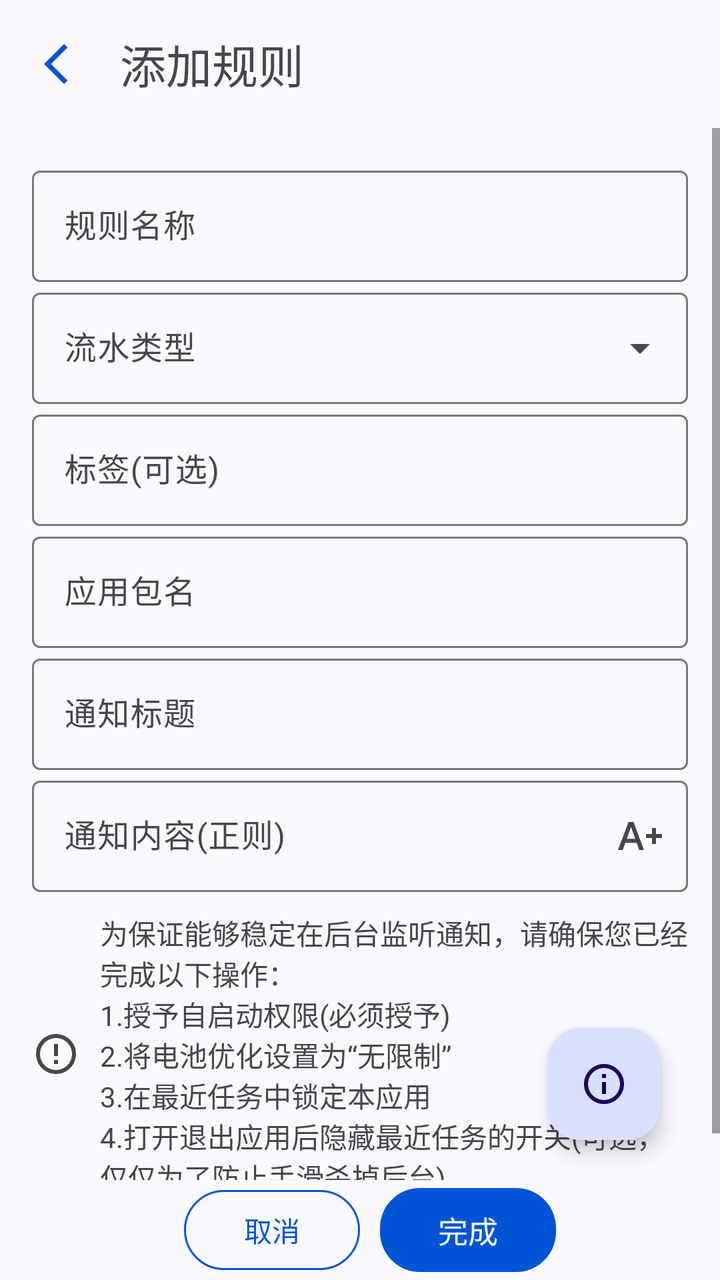
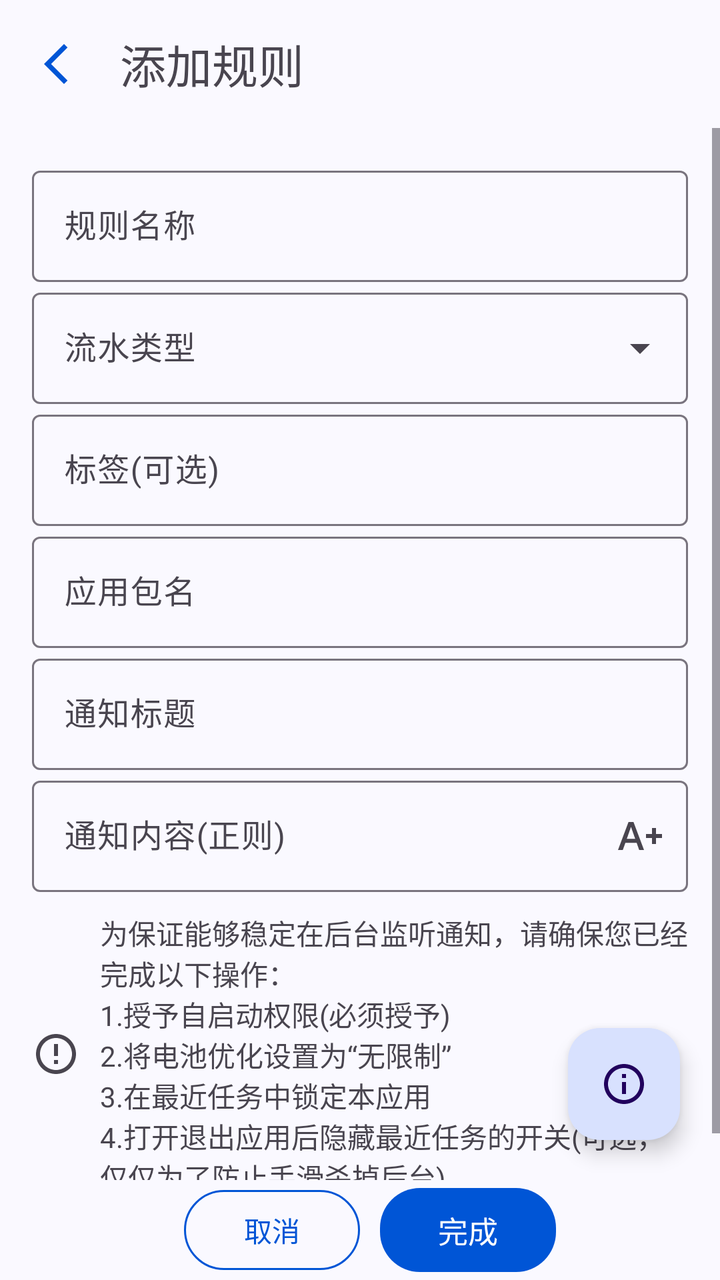

Two renders of the same Android screen: before a commit and after it. Below are the layout's source before the change and the commit's diff.
<!-- AndroidManifest.xml: application theme Theme.ManagerAssistant.Static -->
<!-- res/layout/activity_rule_add_modify.xml -->
<androidx.constraintlayout.widget.ConstraintLayout xmlns:android="http://schemas.android.com/apk/res/android"
    xmlns:app="http://schemas.android.com/apk/res-auto"
    xmlns:tools="http://schemas.android.com/tools"
    style="@style/CommonPageStyle"
    android:layout_width="match_parent"
    android:layout_height="match_parent"
    android:orientation="vertical"
    tools:context=".ui.pages.bookkeeping.notification_analysis.rule_edit.RuleAddModifyActivity">

    <com.google.android.material.appbar.MaterialToolbar
        android:id="@+id/toolbar"
        android:layout_width="match_parent"
        android:layout_height="?attr/actionBarSize"
        app:layout_constraintEnd_toEndOf="parent"
        app:layout_constraintStart_toStartOf="parent"
        app:layout_constraintTop_toTopOf="parent"
        app:navigationIcon="@drawable/baseline_arrow_back_ios_new_24"
        app:title="@string/add_rule" />

    <com.google.android.material.floatingactionbutton.FloatingActionButton
        android:id="@+id/input_instruction_btn"
        style="@style/AddFloatingActionBtnStyle"
        android:layout_width="wrap_content"
        android:layout_height="wrap_content"
        android:layout_marginEnd="30dp"
        android:contentDescription="@string/show_rule_input_instruction"
        android:src="@drawable/outline_info_24"
        app:layout_constraintBottom_toTopOf="@id/btn_card_view"
        app:layout_constraintEnd_toEndOf="parent" />

    <ScrollView
        android:id="@+id/scroll_view"
        android:layout_width="match_parent"
        android:layout_height="0dp"
        app:layout_constraintBottom_toTopOf="@id/btn_card_view"
        app:layout_constraintTop_toBottomOf="@id/toolbar">

        <LinearLayout
            android:layout_width="match_parent"
            android:layout_height="wrap_content"
            android:orientation="vertical"
            android:padding="16sp">

            <com.google.android.material.textfield.TextInputLayout
                android:id="@+id/rule_name_layout"
                android:layout_width="match_parent"
                android:layout_height="wrap_content"
                app:endIconDrawable="@drawable/baseline_clear_24"
                app:endIconMode="clear_text">

                <com.google.android.material.textfield.TextInputEditText
                    android:id="@+id/rule_name_input"
                    style="@style/UserInputEditTextStyle"
                    android:layout_width="match_parent"
                    android:layout_height="match_parent"
                    android:hint="@string/rule_name" />
            </com.google.android.material.textfield.TextInputLayout>

            <com.google.android.material.textfield.TextInputLayout
                style="@style/Widget.Material3.TextInputLayout.OutlinedBox.ExposedDropdownMenu"
                android:layout_width="match_parent"
                android:layout_height="wrap_content">

                <com.google.android.material.textfield.MaterialAutoCompleteTextView
                    android:id="@+id/type_input"
                    android:layout_width="match_parent"
                    android:layout_height="match_parent"
                    android:hint="@string/running_account_type"
                    android:inputType="none" />
            </com.google.android.material.textfield.TextInputLayout>

            <com.google.android.material.textfield.TextInputLayout
                android:layout_width="match_parent"
                android:layout_height="wrap_content">

                <com.google.android.material.textfield.TextInputEditText
                    android:id="@+id/tag_name_input"
                    style="@style/ClickableEditTextStyle"
                    android:layout_width="match_parent"
                    android:layout_height="match_parent"
                    android:hint="@string/tag_optional" />
            </com.google.android.material.textfield.TextInputLayout>

            <com.google.android.material.textfield.TextInputLayout
                android:id="@+id/package_name_layout"
                android:layout_width="match_parent"
                android:layout_height="wrap_content">

                <com.google.android.material.textfield.TextInputEditText
                    android:id="@+id/package_name_input"
                    style="@style/ClickableEditTextStyle"
                    android:layout_width="match_parent"
                    android:layout_height="match_parent"
                    android:hint="@string/package_name"
                    android:maxLength="50" />
            </com.google.android.material.textfield.TextInputLayout>

            <com.google.android.material.textfield.TextInputLayout
                android:id="@+id/notification_title_layout"
                android:layout_width="match_parent"
                android:layout_height="wrap_content"
                app:endIconDrawable="@drawable/baseline_clear_24"
                app:endIconMode="clear_text">

                <com.google.android.material.textfield.TextInputEditText
                    android:id="@+id/notification_title_input"
                    style="@style/UserInputEditTextStyle"
                    android:layout_width="match_parent"
                    android:layout_height="match_parent"
                    android:hint="@string/notification_title" />
            </com.google.android.material.textfield.TextInputLayout>

            <com.google.android.material.textfield.TextInputLayout
                android:id="@+id/notification_content_layout"
                android:layout_width="match_parent"
                android:layout_height="wrap_content"
                app:endIconDrawable="@drawable/baseline_text_increase_24"
                app:endIconMode="custom">

                <com.google.android.material.textfield.TextInputEditText
                    android:id="@+id/notification_content_input"
                    style="@style/UserInputEditTextStyle"
                    android:layout_width="match_parent"
                    android:layout_height="match_parent"
                    android:hint="@string/notification_content_regex"
                    android:maxLength="50" />
            </com.google.android.material.textfield.TextInputLayout>

            <com.google.android.material.textview.MaterialTextView
                style="@style/TipTextViewStyle"
                android:layout_width="match_parent"
                android:layout_height="wrap_content"
                android:text="@string/analysis_rule_tip" />
        </LinearLayout>
    </ScrollView>

    <com.google.android.material.card.MaterialCardView
        android:id="@+id/btn_card_view"
        style="@style/BottomRightAngleCardStyle"
        android:layout_width="match_parent"
        android:layout_height="wrap_content"
        app:layout_constraintBottom_toBottomOf="parent">

        <LinearLayout
            android:layout_width="match_parent"
            android:layout_height="match_parent"
            android:gravity="center"
            android:orientation="horizontal">

            <com.google.android.material.button.MaterialButton
                android:id="@+id/delete_btn"
                style="@style/OutlinedBtnStyle"
                android:layout_width="wrap_content"
                android:layout_height="wrap_content"
                android:text="@string/delete"
                android:visibility="gone" />

            <com.google.android.material.button.MaterialButton
                android:id="@+id/cancel_btn"
                style="@style/OutlinedBtnStyle"
                android:layout_width="wrap_content"
                android:layout_height="wrap_content"
                android:text="@string/cancel" />

            <com.google.android.material.button.MaterialButton
                android:id="@+id/finish_btn"
                style="@style/CommonBtnStyle"
                android:layout_width="wrap_content"
                android:layout_height="wrap_content"
                android:text="@string/finish" />
        </LinearLayout>
    </com.google.android.material.card.MaterialCardView>
</androidx.constraintlayout.widget.ConstraintLayout>
<!-- resources referenced by this layout -->
<resources>
  <string name="add_rule">添加规则</string>
  <string name="analysis_rule_tip">为保证能够稳定在后台监听通知，请确保您已经完成以下操作：\n1.授予自启动权限(必须授予)\n2.将电池优化设置为“无限制”\n3.在最近任务中锁定本应用\n4.打开退出应用后隐藏最近任务的开关(可选，仅仅为了防止手滑杀掉后台)</string>
  <string name="cancel">取消</string>
  <string name="delete">删除</string>
  <string name="finish">完成</string>
  <string name="notification_content_regex">通知内容(正则)</string>
  <string name="notification_title">通知标题</string>
  <string name="package_name">应用包名</string>
  <string name="rule_name">规则名称</string>
  <string name="running_account_type">流水类型</string>
  <string name="show_rule_input_instruction">显示输入项说明</string>
  <string name="tag_optional">标签(可选)</string>
  <style name="AddFloatingActionBtnStyle" parent="ThemeOverlay.Material3.FloatingActionButton.Primary">
          <item name="android:src">@drawable/baseline_add_24</item>
          <item name="android:layout_marginEnd">20dp</item>
          <item name="android:layout_marginBottom">20dp</item>
      </style>
  <style name="BottomRightAngleCardStyle">
          <item name="cardCornerRadius">0dp</item>
          <item name="strokeColor">@android:color/transparent</item>
          <item name="cardBackgroundColor">@android:color/transparent</item>
      </style>
  <style name="ClickableEditTextStyle" parent="Widget.Material3.TextInputEditText.OutlinedBox">
          <item name="android:inputType">text</item>
          <item name="android:focusable">false</item>
          <item name="android:clickable">true</item>
          <item name="android:textColorHighlight">?attr/colorControlHighlight</item>
      </style>
  <style name="CommonPageStyle">
          <item name="android:fitsSystemWindows">true</item>
          <item name="android:background">?attr/colorSurface</item>
      </style>
  <style name="OutlinedBtnStyle" parent="Widget.Material3.Button.OutlinedButton">
          <item name="android:textColor">?attr/colorPrimary</item>
          <item name="strokeColor">?attr/colorPrimary</item>
          <item name="strokeWidth">1dp</item>
          <item name="android:layout_marginStart">10dp</item>
          <item name="android:layout_marginEnd">10dp</item>
      </style>
  <style name="TipTextViewStyle">
          <item name="android:paddingTop">10dp</item>
          <item name="android:textColor">?attr/colorOnSurfaceVariant</item>
          <item name="android:drawablePadding">10dp</item>
          <item name="android:drawableStart">@drawable/baseline_error_outline_24</item>
          <item name="drawableTint">?attr/colorOnSurfaceVariant</item>
      </style>
  <style name="UserInputEditTextStyle" parent="Widget.Material3.TextInputEditText.OutlinedBox">
          <item name="android:inputType">text</item>
          <item name="android:textColorHighlight">?attr/colorSurfaceVariant</item>
          <item name="android:maxLength">20</item>
      </style>
  <!-- drawable baseline_add_24 (drawable) -->
  <vector xmlns:android="http://schemas.android.com/apk/res/android" android:height="24dp" android:tint="#000000" android:viewportHeight="24" android:viewportWidth="24" android:width="24dp">
        
      <path android:fillColor="@android:color/white" android:pathData="M19,13h-6v6h-2v-6H5v-2h6V5h2v6h6v2z"/>
      
  </vector>
  <color name="color_primary">#0055d6</color>
  <color name="color_on_primary">#ffffff</color>
  <color name="color_primary_container">#d8e1fe</color>
  <color name="color_secondary_container">#e0e1ff</color>
  <color name="color_surface">#faf9ff</color>
  <color name="color_surface_container">#ebedfa</color>
  <color name="color_surface_container_low">#edeffc</color>
  <style name="ToolBarStyle" parent="Widget.Material3.Toolbar">
          <item name="android:backgroundTint">?attr/colorSurface</item>
          <item name="navigationIconTint">?attr/colorPrimary</item>
          <item name="contentInsetStart">10dp</item>
          <item name="titleTextAppearance">@style/TitleStyle</item>
      </style>
  <style name="TitleStyle">
          <item name="android:textSize">23sp</item>
      </style>
  <!-- unchanged entries left out for length: 7 -->
</resources>

<!-- the commit's change to res/layout/activity_rule_add_modify.xml (unified diff, before → after) -->
@@ -22,7 +22,6 @@
         style="@style/AddFloatingActionBtnStyle"
         android:layout_width="wrap_content"
         android:layout_height="wrap_content"
-        android:layout_marginEnd="30dp"
         android:contentDescription="@string/show_rule_input_instruction"
         android:src="@drawable/outline_info_24"
         app:layout_constraintBottom_toTopOf="@id/btn_card_view"
